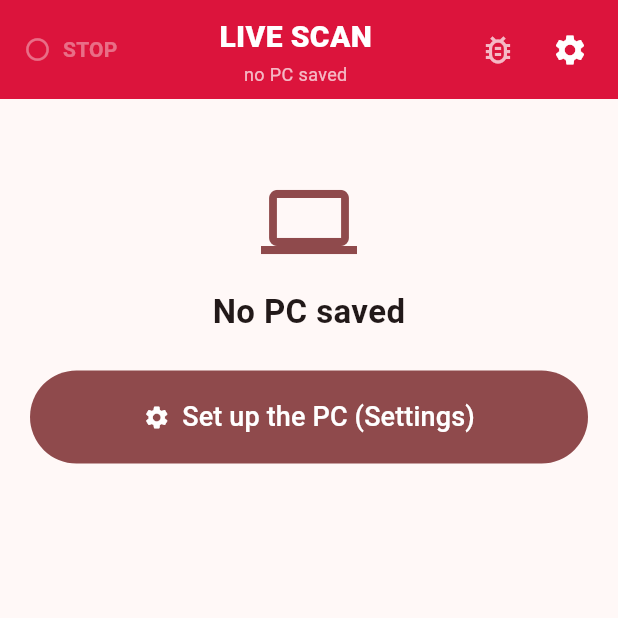
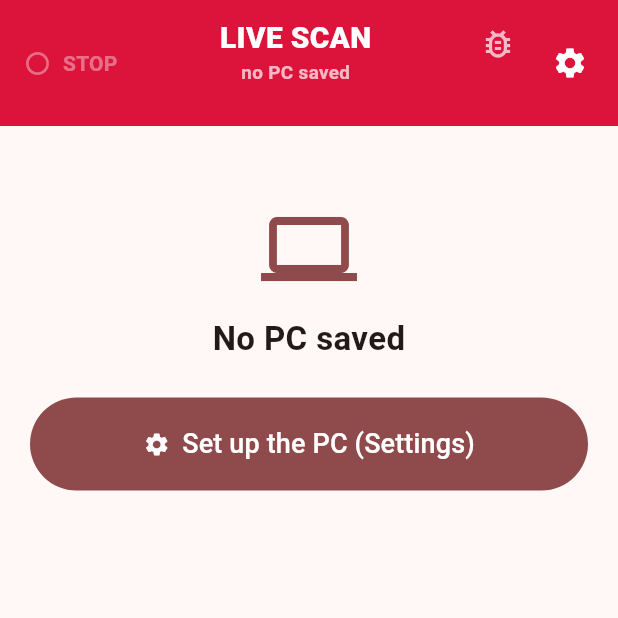
Before and after one commit to sudeshkharat-sys/flutter-ai-platform, a Flutter app: the screen it shows after launch, on a phone screen of 412 x 824 dp, the top half of it. Run offline on Flutter 3.47's test engine with Material 3 defaults, Android fonts, the phone set to English and light mode, and no system bars; our stand-ins replace camera, shared_preferences, wakelock_plus.

Commit message:
Live headers: fixed 84px bar with fixed text slots (current big, next small, VIN only on result/review), timer in its own slot under the debug button; connector keeps task between tasks
Co-Authored-By: Claude Sonnet 5.5 <noreply@anthropic.com>
Claude-Session: https://claude.ai/code/session_01Pytsu5DqLMRXcdiT5usQ7k

```diff
--- a/camera_connector/app/lib/main.dart
+++ b/camera_connector/app/lib/main.dart
@@ -790,22 +790,23 @@ class _HomeState extends State<Home> {
     final n = (_insp['task_n'] as num?)?.toInt() ?? 0;
     final i = (_insp['task_i'] as num?)?.toInt() ?? 0;
     final hasTask = connected && task.isNotEmpty;
-    final title = hasTask ? task : 'LIVE SCAN';
-    final progress = n > 0 ? '  \u00b7  Task $i of $n' : '';
-    final sub = connected
-        ? (vin.isNotEmpty ? 'VIN: $vin$progress' : 'PC: ${_pc?['name']}$progress')
-        : (_pc == null ? 'no PC saved' : 'PC: ${_pc?['name']}');
+    final done = connected && _insp['state'] == 'done';
+    final title = hasTask ? task : (connected ? 'LIVE SCAN' : 'LIVE SCAN');
+    // Live: current task (big) + next (small). Result screen adds the VIN / task count line.
+    final nextLine = hasTask ? 'NEXT: ${next.isEmpty ? '\u2014' : next}' : (connected ? '' : (_pc == null ? 'no PC saved' : 'PC: ${_pc?['name']}'));
+    final detail = done ? '${vin.isNotEmpty ? 'VIN: $vin' : 'PC: ${_pc?['name']}'}${n > 0 ? '  \u00b7  Task $i of $n' : ''}' : '';
     final secs = (_insp['state'] == 'scanning' && _insp['preview'] != true && _insp['seconds_left'] is num)
         ? (_insp['seconds_left'] as num).toInt()
         : null;
-    // One line each, scaled down to fit so long names never spill or grow the bar sideways.
-    Widget line(String text, double size, Color c, FontWeight w) => Padding(
-          padding: const EdgeInsets.only(top: 2),
+    // Fixed slots: the bar never changes height, whatever the PC reports.
+    Widget slot(double h, String text, double size, Color c, FontWeight w) => SizedBox(
+          height: h,
           child: FittedBox(fit: BoxFit.scaleDown, child: Text(text, maxLines: 1, style: TextStyle(color: c, fontSize: size, fontWeight: w))),
         );
     return Container(
       width: double.infinity,
-      padding: const EdgeInsets.symmetric(vertical: 8, horizontal: 8),
+      height: 84,
+      padding: const EdgeInsets.symmetric(horizontal: 8),
       color: const Color(0xFFDC143C),
       child: Row(children: [
         TextButton.icon(
@@ -816,19 +817,25 @@ class _HomeState extends State<Home> {
         ),
         Expanded(
           child: Column(mainAxisSize: MainAxisSize.min, children: [
-            line(title, 20, Colors.white, FontWeight.w900),
-            if (hasTask) line('NEXT: ${next.isEmpty ? '\u2014' : next}', 14, Colors.white70, FontWeight.w600),
-            line(sub, 12, Colors.white70, FontWeight.normal),
+            slot(28, title, 22, Colors.white, FontWeight.w900),
+            slot(18, nextLine, 14, Colors.white70, FontWeight.w600),
+            slot(16, detail, 12, Colors.white70, FontWeight.normal),
           ]),
         ),
         Column(mainAxisSize: MainAxisSize.min, children: [
           IconButton(
+            padding: EdgeInsets.zero,
+            constraints: const BoxConstraints(minWidth: 40, minHeight: 36),
             icon: Icon(_showLog ? Icons.bug_report : Icons.bug_report_outlined, color: Colors.white70),
             tooltip: 'Debug console',
             onPressed: () => setState(() => _showLog = !_showLog),
           ),
-          if (secs != null)
-            Text('-$secs', style: TextStyle(color: secs <= 3 ? Colors.yellowAccent : Colors.white, fontSize: 20, fontWeight: FontWeight.w900)),
+          SizedBox(
+            height: 26,
+            child: secs != null
+                ? Text('-$secs', style: TextStyle(color: secs <= 3 ? Colors.yellowAccent : Colors.white, fontSize: 20, fontWeight: FontWeight.w900))
+                : null,
+          ),
         ]),
         IconButton(icon: const Icon(Icons.settings, color: Colors.white), tooltip: 'Settings', onPressed: _openSettings),
       ]),
```
Also changed, not shown: 2 other files.
